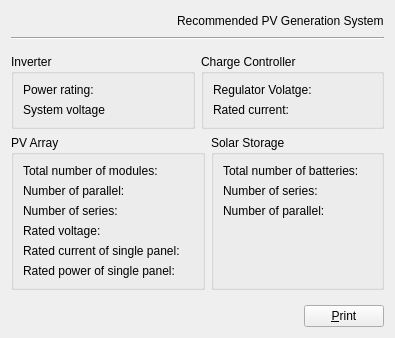
Above: formrecomendedpvsystem.ui from fashtop3/solar_pv_power_gen_system before the change. Below: the same form after it.
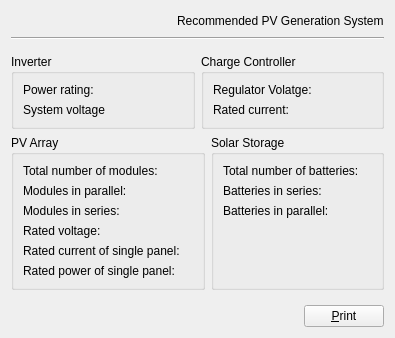
That is the form after the change.

```diff
--- a/formrecomendedpvsystem.ui
+++ b/formrecomendedpvsystem.ui
@@ -171,7 +171,7 @@
           <item row="1" column="0">
            <widget class="QLabel" name="label_7">
             <property name="text">
-             <string>Number of parallel:</string>
+             <string>Modules in parallel:</string>
             </property>
            </widget>
           </item>
@@ -185,7 +185,7 @@
           <item row="2" column="0">
            <widget class="QLabel" name="label_10">
             <property name="text">
-             <string>Number of series:</string>
+             <string>Modules in series:</string>
             </property>
            </widget>
           </item>
@@ -268,7 +268,7 @@
           <item row="1" column="0">
            <widget class="QLabel" name="label_9">
             <property name="text">
-             <string>Number of series:</string>
+             <string>Batteries in series:</string>
             </property>
            </widget>
           </item>
@@ -282,7 +282,7 @@
           <item row="2" column="0">
            <widget class="QLabel" name="label_12">
             <property name="text">
-             <string>Number of parallel:</string>
+             <string>Batteries in parallel:</string>
             </property>
            </widget>
           </item>
```
